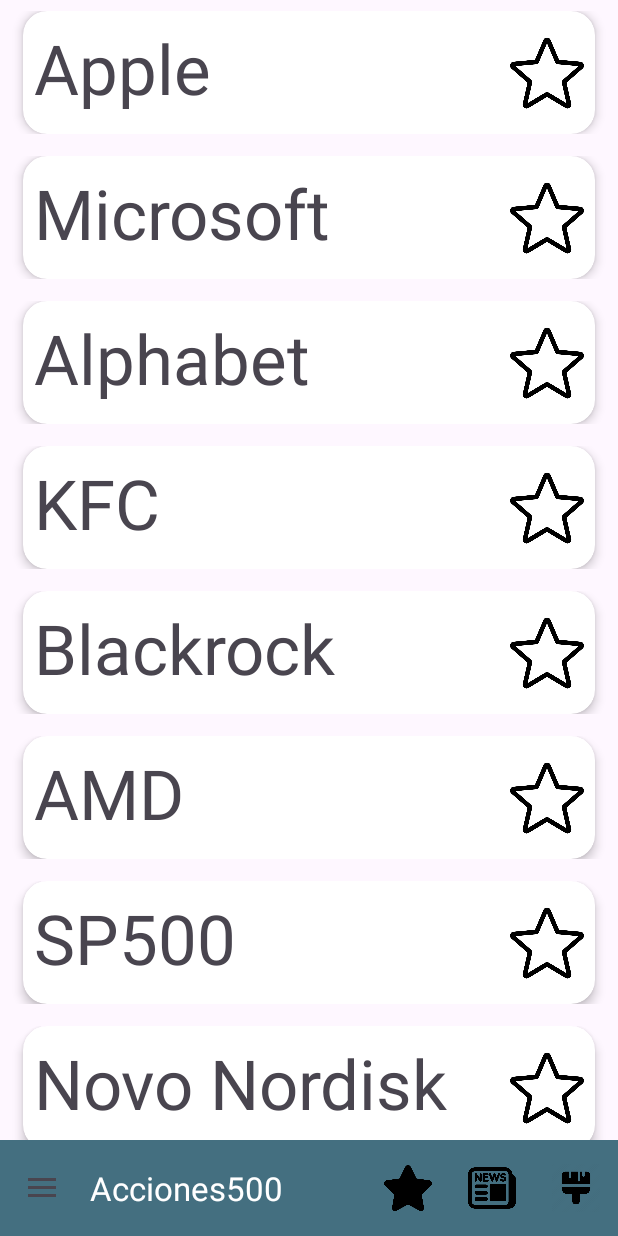
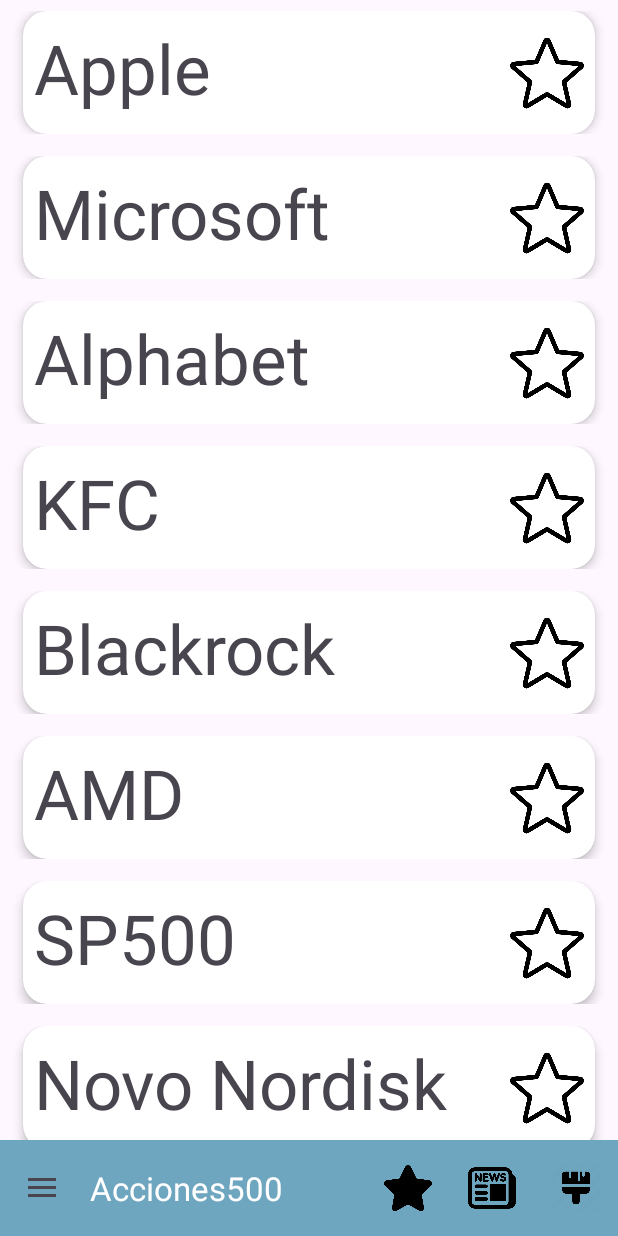
Before and after one commit to IbaiS94/Acciones500, an Android app: the MainActivity screen opened directly, with no data from a screen before it, on a phone screen of 412 x 824 dp. Run offline under Robolectric (Android 15) with nearby library versions, the phone set to English and light mode, and no system bars.

Commit message:
Mejorados colores y arregla barra de navegación

```diff
--- a/app/src/main/java/com/example/app/InfoStock.java
+++ b/app/src/main/java/com/example/app/InfoStock.java
@@ -15,6 +15,8 @@ import android.os.Bundle;
 import android.util.Log;
 import android.view.Menu;
 import android.view.MenuItem;
+import android.view.Window;
+import android.view.WindowManager;
 import android.widget.EditText;
 import android.widget.TextView;
 
@@ -60,6 +62,9 @@ public class InfoStock extends AppCompatActivity {
     protected void onCreate(Bundle savedInstanceState) {
         super.onCreate(savedInstanceState);
         setContentView(R.layout.stock);
+
+        Window w = getWindow();
+        w.setFlags(WindowManager.LayoutParams.FLAG_LAYOUT_NO_LIMITS, WindowManager.LayoutParams.FLAG_LAYOUT_NO_LIMITS);
 
         ViewCompat.setOnApplyWindowInsetsListener(findViewById(R.id.cv), (v, insets) -> {
             Insets systemBars = insets.getInsets(WindowInsetsCompat.Type.systemBars());
--- a/app/src/main/java/com/example/app/MainActivity.java
+++ b/app/src/main/java/com/example/app/MainActivity.java
@@ -22,6 +22,8 @@ import android.util.Log;
 import android.view.Menu;
 import android.view.MenuItem;
 import android.Manifest;
+import android.view.Window;
+import android.view.WindowManager;
 
 import androidx.activity.EdgeToEdge;
 import androidx.annotation.NonNull;
@@ -64,6 +66,9 @@ public class MainActivity extends AppCompatActivity implements FragmentNuevo.OnN
         super.onCreate(savedInstanceState);
         EdgeToEdge.enable(this);
         setContentView(R.layout.activity_main);
+
+        Window w = getWindow();
+        w.setFlags(WindowManager.LayoutParams.FLAG_LAYOUT_NO_LIMITS, WindowManager.LayoutParams.FLAG_LAYOUT_NO_LIMITS);
 
         if (getResources().getConfiguration().orientation == Configuration.ORIENTATION_LANDSCAPE) {
             getSupportFragmentManager().beginTransaction()
--- a/app/src/main/res/layout/actionbar.xml
+++ b/app/src/main/res/layout/actionbar.xml
@@ -5,7 +5,7 @@
     android:id="@+id/bottom_toolbar"
     android:layout_width="match_parent"
     android:layout_height="?attr/actionBarSize"
-    android:background="#446F80"
+    android:background="#6EA5BF"
     android:elevation="0dp"
     app:popupTheme="@style/ThemeOverlay.AppCompat.Light"
     app:titleTextColor="@android:color/white">
--- a/app/src/main/res/layout/activity_main.xml
+++ b/app/src/main/res/layout/activity_main.xml
@@ -4,7 +4,9 @@
     xmlns:app="http://schemas.android.com/apk/res-auto"
     android:id="@+id/dr"
     android:layout_width="match_parent"
-    android:layout_height="match_parent">
+    android:layout_height="match_parent"
+    android:fitsSystemWindows="true"
+    >
 
     <androidx.constraintlayout.widget.ConstraintLayout
         android:id="@+id/main"
--- a/app/src/main/res/layout/stock.xml
+++ b/app/src/main/res/layout/stock.xml
@@ -10,7 +10,9 @@
     xmlns:app="http://schemas.android.com/apk/res-auto"
     android:layout_width="match_parent"
     android:layout_height="match_parent"
->
+    android:fitsSystemWindows="true"
+
+    >
 
     <ScrollView
         android:id="@+id/sc"
```
